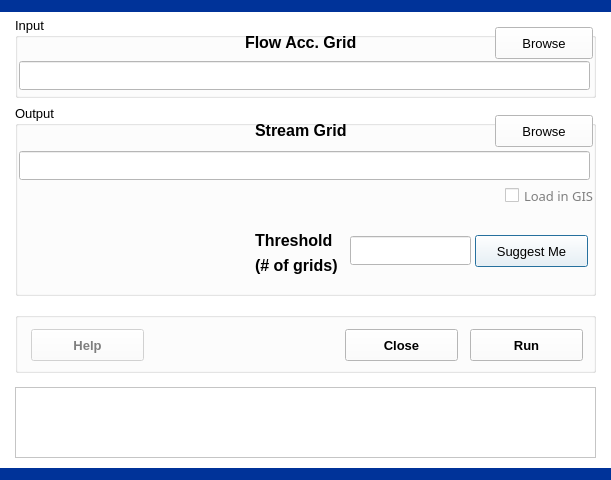
leonard-psu/PIHMgis, file 2RasterProcessing/3StreamGrids/streamgrids.ui: the form before one commit.
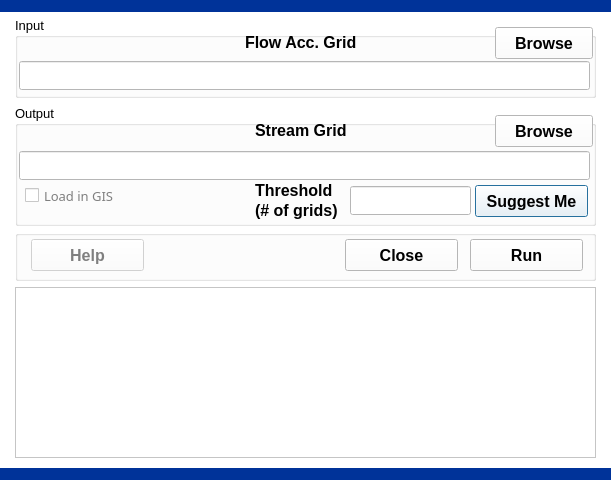
The form after the commit.

Patch:
```diff
--- a/2RasterProcessing/3StreamGrids/streamgrids.ui
+++ b/2RasterProcessing/3StreamGrids/streamgrids.ui
@@ -425,6 +425,11 @@
     </disabled>
    </palette>
   </property>
+  <property name="font">
+   <font>
+    <family>Arial</family>
+   </font>
+  </property>
   <property name="windowTitle">
    <string>Stream Grids</string>
   </property>
@@ -432,11 +437,16 @@
    <property name="geometry">
     <rect>
      <x>15</x>
-     <y>387</y>
+     <y>287</y>
      <width>581</width>
-     <height>71</height>
+     <height>171</height>
     </rect>
    </property>
+   <property name="font">
+    <font>
+     <pointsize>11</pointsize>
+    </font>
+   </property>
    <property name="lineWrapMode">
     <enum>QTextEdit::NoWrap</enum>
    </property>
@@ -893,7 +903,7 @@
      <x>15</x>
      <y>105</y>
      <width>581</width>
-     <height>191</height>
+     <height>121</height>
     </rect>
    </property>
    <property name="font">
@@ -930,7 +940,7 @@
     <property name="geometry">
      <rect>
       <x>240</x>
-      <y>150</y>
+      <y>95</y>
       <width>91</width>
       <height>20</height>
      </rect>
@@ -954,7 +964,7 @@
     <property name="geometry">
      <rect>
       <x>240</x>
-      <y>120</y>
+      <y>70</y>
       <width>90</width>
       <height>31</height>
      </rect>
@@ -974,11 +984,18 @@
     <property name="geometry">
      <rect>
       <x>460</x>
-      <y>130</y>
+      <y>80</y>
       <width>113</width>
       <height>32</height>
      </rect>
     </property>
+    <property name="font">
+     <font>
+      <pointsize>12</pointsize>
+      <weight>75</weight>
+      <bold>true</bold>
+     </font>
+    </property>
     <property name="text">
      <string>Suggest Me</string>
     </property>
@@ -987,14 +1004,14 @@
     <property name="geometry">
      <rect>
       <x>335</x>
-      <y>131</y>
+      <y>81</y>
       <width>121</width>
       <height>29</height>
      </rect>
     </property>
     <property name="font">
      <font>
-      <pointsize>14</pointsize>
+      <pointsize>11</pointsize>
       <weight>75</weight>
       <bold>true</bold>
      </font>
@@ -1012,6 +1029,13 @@
       <height>32</height>
      </rect>
     </property>
+    <property name="font">
+     <font>
+      <pointsize>12</pointsize>
+      <weight>75</weight>
+      <bold>true</bold>
+     </font>
+    </property>
     <property name="text">
      <string>Browse</string>
     </property>
@@ -1042,7 +1066,7 @@
     </property>
     <property name="geometry">
      <rect>
-      <x>490</x>
+      <x>10</x>
       <y>80</y>
       <width>91</width>
       <height>21</height>
@@ -1132,6 +1156,13 @@
       <height>32</height>
      </rect>
     </property>
+    <property name="font">
+     <font>
+      <pointsize>12</pointsize>
+      <weight>75</weight>
+      <bold>true</bold>
+     </font>
+    </property>
     <property name="text">
      <string>Browse</string>
     </property>
@@ -1150,9 +1181,9 @@
    <property name="geometry">
     <rect>
      <x>15</x>
-     <y>312</y>
+     <y>230</y>
      <width>581</width>
-     <height>61</height>
+     <height>51</height>
     </rect>
    </property>
    <property name="title">
@@ -1165,7 +1196,7 @@
     <property name="geometry">
      <rect>
       <x>16</x>
-      <y>17</y>
+      <y>9</y>
       <width>113</width>
       <height>32</height>
      </rect>
@@ -1173,7 +1204,7 @@
     <property name="font">
      <font>
       <family>Arial</family>
-      <pointsize>10</pointsize>
+      <pointsize>12</pointsize>
       <weight>75</weight>
       <bold>true</bold>
      </font>
@@ -1189,7 +1220,7 @@
     <property name="geometry">
      <rect>
       <x>330</x>
-      <y>17</y>
+      <y>9</y>
       <width>113</width>
       <height>32</height>
      </rect>
@@ -1197,7 +1228,7 @@
     <property name="font">
      <font>
       <family>Arial</family>
-      <pointsize>10</pointsize>
+      <pointsize>12</pointsize>
       <weight>75</weight>
       <bold>true</bold>
      </font>
@@ -1213,7 +1244,7 @@
     <property name="geometry">
      <rect>
       <x>455</x>
-      <y>17</y>
+      <y>9</y>
       <width>113</width>
       <height>32</height>
      </rect>
@@ -1221,7 +1252,7 @@
     <property name="font">
      <font>
       <family>Arial</family>
-      <pointsize>10</pointsize>
+      <pointsize>12</pointsize>
       <weight>75</weight>
       <bold>true</bold>
      </font>
```
Left out of the diff: 4 changed lines with no effect on the pictures.
